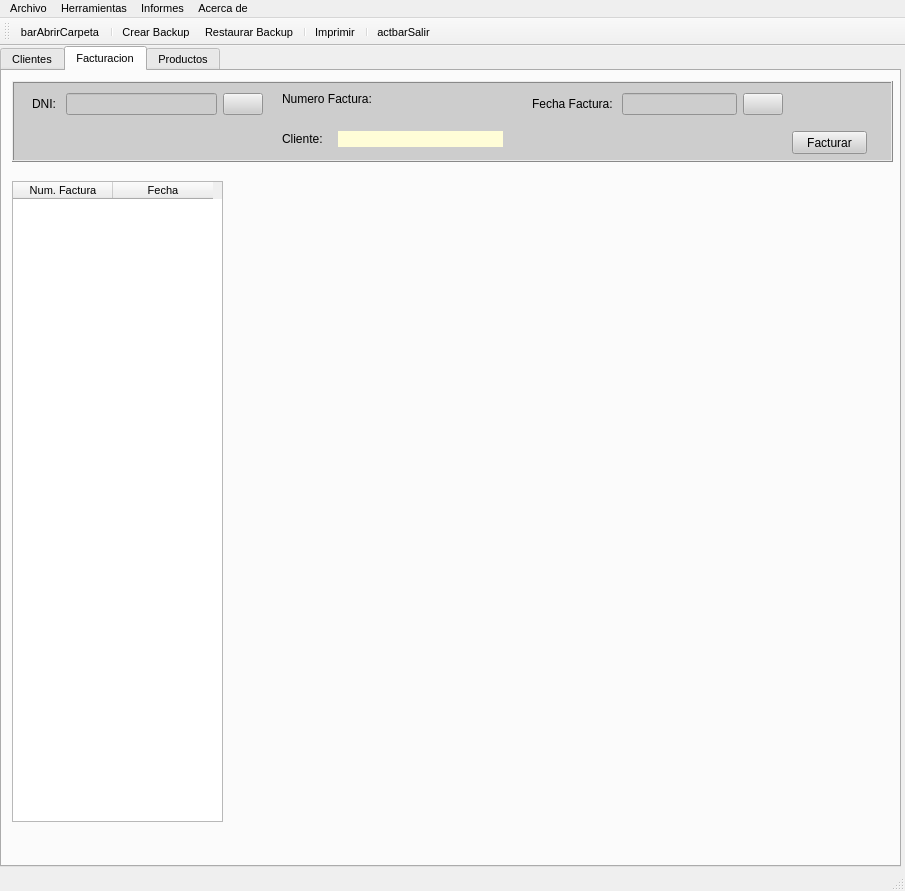
adrianv2001/vidalperez, file window.ui: the form before one commit.
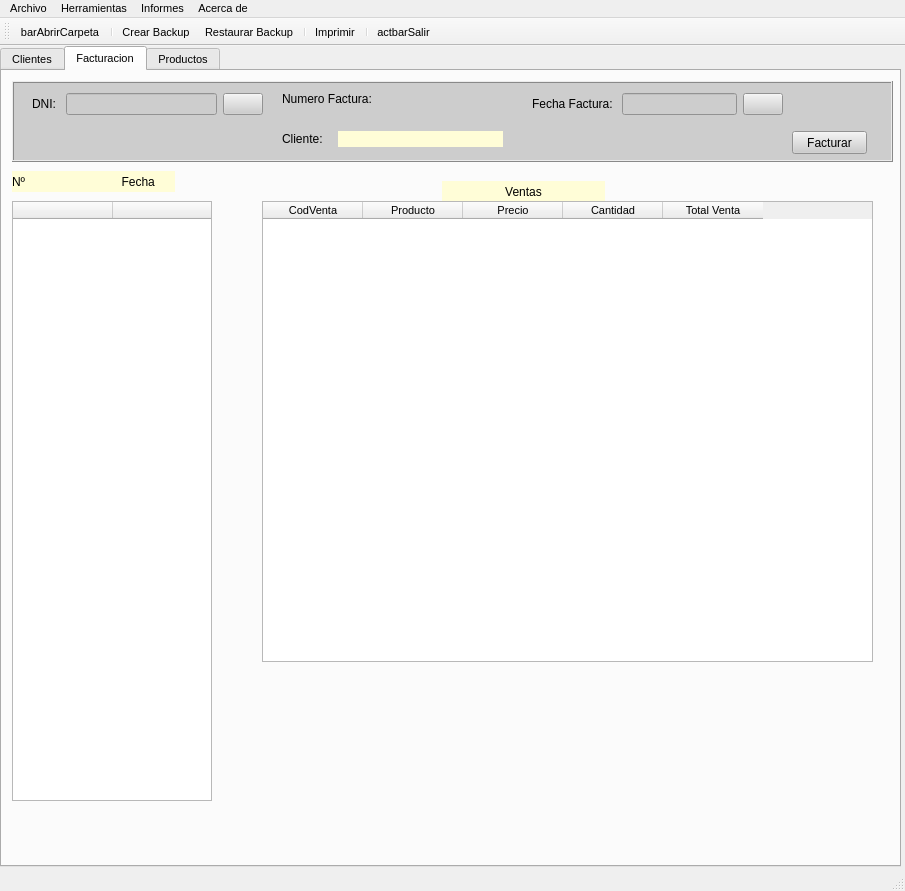
The form after the commit. The open tabs and pages were chosen to show the change. Icons and pictures are not drawn.

Commit message: Cosas Facturas

```diff
--- a/window.ui
+++ b/window.ui
@@ -1136,22 +1136,148 @@
       <property name="geometry">
        <rect>
         <x>10</x>
+        <y>130</y>
+        <width>200</width>
+        <height>600</height>
+       </rect>
+      </property>
+      <property name="minimumSize">
+       <size>
+        <width>200</width>
+        <height>450</height>
+       </size>
+      </property>
+      <property name="maximumSize">
+       <size>
+        <width>200</width>
+        <height>600</height>
+       </size>
+      </property>
+      <property name="horizontalScrollBarPolicy">
+       <enum>Qt::ScrollBarAlwaysOff</enum>
+      </property>
+      <property name="selectionBehavior">
+       <enum>QAbstractItemView::SelectRows</enum>
+      </property>
+      <property name="gridStyle">
+       <enum>Qt::DotLine</enum>
+      </property>
+      <attribute name="verticalHeaderVisible">
+       <bool>false</bool>
+      </attribute>
+      <column>
+       <property name="text">
+        <string/>
+       </property>
+      </column>
+      <column>
+       <property name="text">
+        <string/>
+       </property>
+      </column>
+      <column>
+       <property name="text">
+        <string/>
+       </property>
+      </column>
+     </widget>
+     <widget class="QLabel" name="lblCliente_2">
+      <property name="geometry">
+       <rect>
+        <x>440</x>
         <y>110</y>
-        <width>211</width>
-        <height>641</height>
+        <width>163</width>
+        <height>21</height>
        </rect>
+      </property>
+      <property name="styleSheet">
+       <string notr="true">background-color:rgb(255,253,215);border-radius:15px;</string>
+      </property>
+      <property name="text">
+       <string>Ventas</string>
+      </property>
+      <property name="alignment">
+       <set>Qt::AlignCenter</set>
+      </property>
+     </widget>
+     <widget class="QLabel" name="lblCliente_3">
+      <property name="geometry">
+       <rect>
+        <x>10</x>
+        <y>100</y>
+        <width>163</width>
+        <height>21</height>
+       </rect>
+      </property>
+      <property name="styleSheet">
+       <string notr="true">background-color:rgb(255,253,215);border-radius:15px;</string>
+      </property>
+      <property name="text">
+       <string>Nº                             Fecha</string>
+      </property>
+      <property name="alignment">
+       <set>Qt::AlignLeading|Qt::AlignLeft|Qt::AlignVCenter</set>
+      </property>
+     </widget>
+     <widget class="QTableWidget" name="tabVentas">
+      <property name="geometry">
+       <rect>
+        <x>260</x>
+        <y>130</y>
+        <width>611</width>
+        <height>461</height>
+       </rect>
+      </property>
+      <property name="minimumSize">
+       <size>
+        <width>200</width>
+        <height>450</height>
+       </size>
+      </property>
+      <property name="maximumSize">
+       <size>
+        <width>1500</width>
+        <height>1000</height>
+       </size>
+      </property>
+      <property name="horizontalScrollBarPolicy">
+       <enum>Qt::ScrollBarAlwaysOff</enum>
+      </property>
+      <property name="alternatingRowColors">
+       <bool>true</bool>
       </property>
       <property name="selectionBehavior">
        <enum>QAbstractItemView::SelectRows</enum>
       </property>
+      <property name="gridStyle">
+       <enum>Qt::DotLine</enum>
+      </property>
+      <attribute name="verticalHeaderVisible">
+       <bool>false</bool>
+      </attribute>
       <column>
        <property name="text">
-        <string>Num. Factura</string>
+        <string>CodVenta</string>
        </property>
       </column>
       <column>
        <property name="text">
-        <string>Fecha</string>
+        <string>Producto</string>
+       </property>
+      </column>
+      <column>
+       <property name="text">
+        <string>Precio</string>
+       </property>
+      </column>
+      <column>
+       <property name="text">
+        <string>Cantidad</string>
+       </property>
+      </column>
+      <column>
+       <property name="text">
+        <string>Total Venta</string>
        </property>
       </column>
      </widget>
```
Left out of the diff: 28 changed lines with no effect on the pictures. The commit also changes 16 other files.
